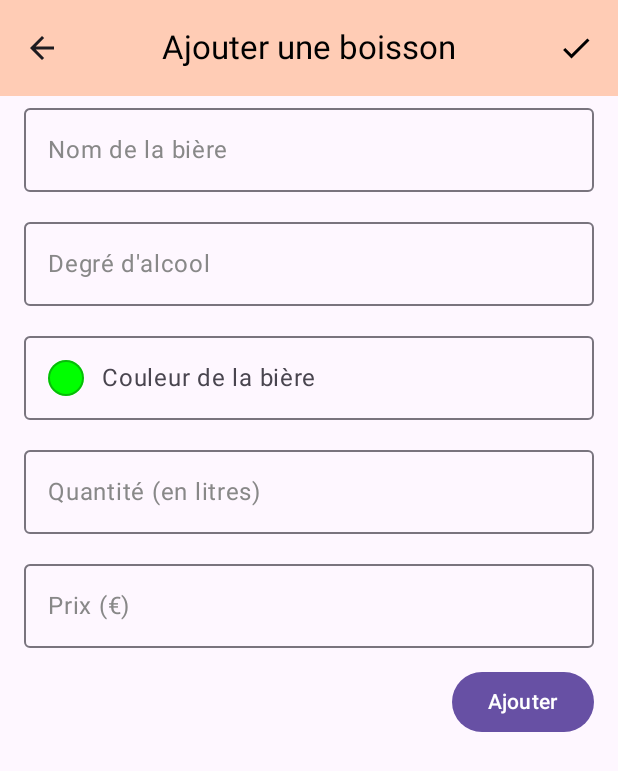
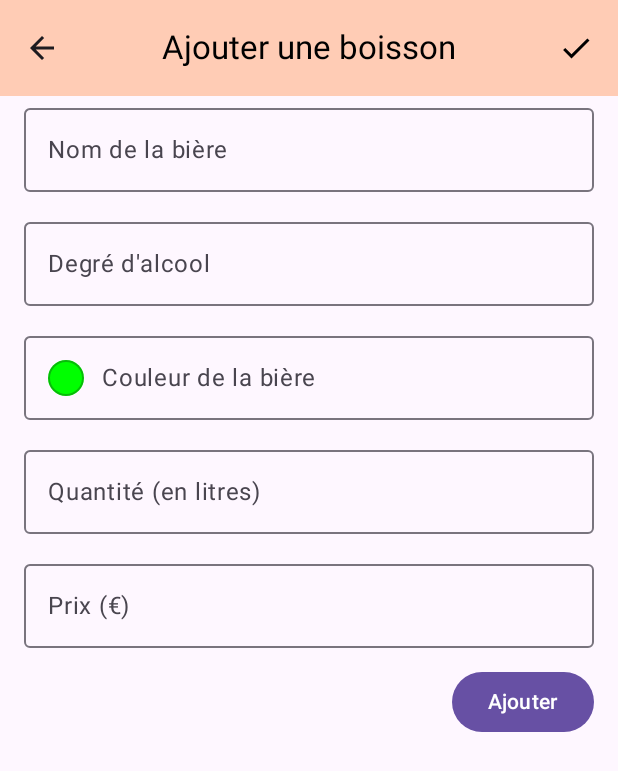
Before and after one commit to KiraWashi/MeetMyBar, an Android app built with Jetpack Compose: the composable AddBiere shown on its own in the app's theme, on a phone screen of 412 x 824 dp. Shown: the top 771 px of the screen. Run offline under Robolectric (Android 15) with nearby library versions, the phone set to English and light mode, and no system bars; 1 statement that could not run was skipped.

Commit message:
ajout bière menu joli couleur

```diff
--- a/frontend/app/src/main/java/com/example/frontend/presentation/biere/AddBiere.kt
+++ b/frontend/app/src/main/java/com/example/frontend/presentation/biere/AddBiere.kt
@@ -13,10 +13,7 @@ import androidx.compose.material.icons.filled.ArrowBack
 import androidx.compose.material.icons.filled.Check
 import androidx.compose.material3.Button
 import androidx.compose.material3.CenterAlignedTopAppBar
-import androidx.compose.material3.DropdownMenuItem
 import androidx.compose.material3.ExperimentalMaterial3Api
-import androidx.compose.material3.ExposedDropdownMenuBox
-import androidx.compose.material3.ExposedDropdownMenuDefaults
 import androidx.compose.material3.Icon
 import androidx.compose.material3.IconButton
 import androidx.compose.material3.OutlinedTextField
@@ -24,10 +21,8 @@ import androidx.compose.material3.Scaffold
 import androidx.compose.material3.Text
 import androidx.compose.material3.TopAppBarDefaults
 import androidx.compose.runtime.Composable
-import androidx.compose.runtime.getValue
 import androidx.compose.runtime.mutableStateOf
 import androidx.compose.runtime.remember
-import androidx.compose.runtime.setValue
 import androidx.compose.ui.Alignment
 import androidx.compose.ui.Modifier
 import androidx.compose.ui.graphics.Color
@@ -93,13 +88,13 @@ fun AddBiere(navHostController: NavHostController, modifier: Modifier = Modifier
             OutlinedTextField(
                 value = name,
                 onValueChange = setName,
-                label = { Text(text = "Nom de la bière", color = mapFontOverBeer(selectedColor)) },
+                label = { Text(text = "Nom de la bière") },
                 modifier = Modifier.fillMaxWidth()
             )
             OutlinedTextField(
                 value = degree,
                 onValueChange = setDegree,
-                label = { Text("Degré d'alcool", color = mapFontOverBeer(selectedColor)) },
+                label = { Text("Degré d'alcool") },
                 keyboardOptions = KeyboardOptions(keyboardType = KeyboardType.Number),
                 modifier = Modifier.fillMaxWidth()
             )
@@ -110,14 +105,14 @@ fun AddBiere(navHostController: NavHostController, modifier: Modifier = Modifier
             OutlinedTextField(
                 value = quantity,
                 onValueChange = setQuantity,
-                label = { Text("Quantité (en litres)", color = mapFontOverBeer(selectedColor)) },
+                label = { Text("Quantité (en litres)") },
                 keyboardOptions = KeyboardOptions(keyboardType = KeyboardType.Number),
                 modifier = Modifier.fillMaxWidth()
             )
             OutlinedTextField(
                 value = prix,
                 onValueChange = setPrix,
-                label = { Text("Prix (€)", color = mapFontOverBeer(selectedColor)) },
+                label = { Text("Prix (€)") },
                 keyboardOptions = KeyboardOptions(keyboardType = KeyboardType.Number),
                 modifier = Modifier.fillMaxWidth()
             )
--- a/frontend/app/src/main/java/com/example/frontend/presentation/biere/ColorPicker.kt
+++ b/frontend/app/src/main/java/com/example/frontend/presentation/biere/ColorPicker.kt
@@ -17,7 +17,7 @@ import androidx.compose.material3.ExperimentalMaterial3Api
 @OptIn(ExperimentalMaterial3Api::class)
 @Composable
 fun ColorPicker(selectedColor: String, onColorSelected: (String) -> Unit) {
-    val beerColors = listOf("Blanche", "Jaune paille", "Dorée",
+    val beerColors = listOf("Blanche", "Blonde", "Dorée",
         "Ambrée", "Rousse", "Brune", "Noire", "Cuivrée", "Rubis", "Ébène")
 
     var expanded by remember { mutableStateOf(false) }
--- a/frontend/app/src/main/java/com/example/frontend/presentation/biere/ListBiere.kt
+++ b/frontend/app/src/main/java/com/example/frontend/presentation/biere/ListBiere.kt
@@ -51,7 +51,7 @@ fun ListBiere(navHostController: NavHostController, modifier: Modifier) {
     // Ajouter des exemples de bières
     beerCollection[0] = Beer("Pale Ale", 5.2, "Dorée", 0.25,7.0)
     beerCollection[1] = Beer("Stout", 8.0, "Ambrée", 0.5,6.5)
-    beerCollection[3] = Beer("Pilsner", 4.8, "Jaune paille", 0.5,7.0)
+    beerCollection[3] = Beer("Pilsner", 4.8, "Blonde", 0.5,7.0)
     beerCollection[4] = Beer("Pale Ale", 5.2, "Blanche", 0.25,7.0)
     beerCollection[5] = Beer("Stout", 8.0, "Rousse", 0.5,6.5)
     beerCollection[6] = Beer("Pilsner", 4.8, "Brune", 0.5,7.0)
--- a/frontend/app/src/main/java/com/example/frontend/presentation/biere/ListeCouleur.kt
+++ b/frontend/app/src/main/java/com/example/frontend/presentation/biere/ListeCouleur.kt
@@ -5,7 +5,7 @@ import androidx.compose.ui.graphics.Color
 fun mapBeerColor(color: String): Color {
     return when (color.lowercase()) {
         "blanche" -> Color(0xFFF7F5E6)
-        "jaune paille" -> Color(0xFFFFFACD)
+        "blonde" -> Color(0xFFFFFACD)
         "dorée" -> Color(0xFFFFD700)
         "ambrée" -> Color(0xFFFFBF00)
         "rousse" -> Color(0xFFD2691E)
@@ -21,7 +21,7 @@ fun mapBeerColor(color: String): Color {
 fun mapFontOverBeer(color: String): Color {
     return when (color.lowercase()) {
         "blanche" -> Color(0xFF0E0E0E)
-        "jaune paille" -> Color(0xFF0E0E0E)
+        "blonde" -> Color(0xFF0E0E0E)
         "dorée" -> Color(0xFF0E0E0E)
         "ambrée" -> Color(0xFF4F4F4F)
         "rousse" -> Color(0xFF4F4F4F)
--- a/frontend/app/src/main/java/com/example/frontend/presentation/splashscreen/SplashScreenBeer.kt
+++ b/frontend/app/src/main/java/com/example/frontend/presentation/splashscreen/SplashScreenBeer.kt
@@ -51,7 +51,7 @@ fun SplashScreenBeer(navHostController: NavHostController) {
 
     if (progress == 1f) {
         LaunchedEffect(Unit) {
-            navHostController.navigate(Screen.HomeScreen.route) {
+            navHostController.navigate(Screen.PageBar.route) {
                 popUpTo("SplashScreenBeer") { inclusive = true } // Supprime SplashScreen de l'historique
             }
         }
```
